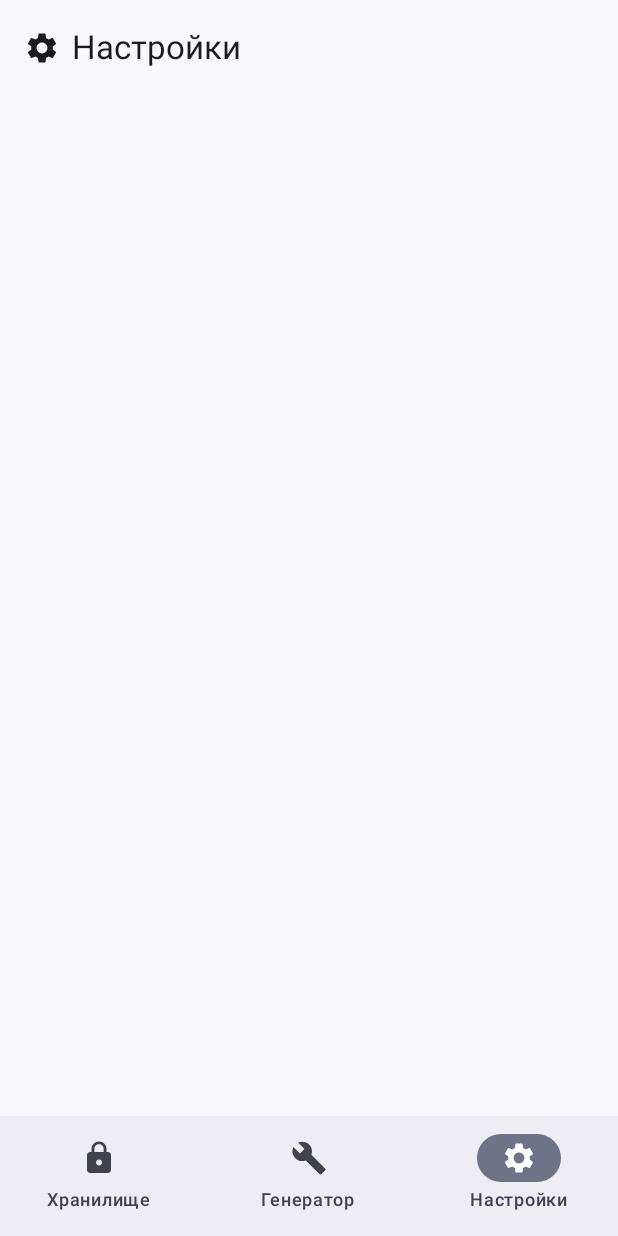
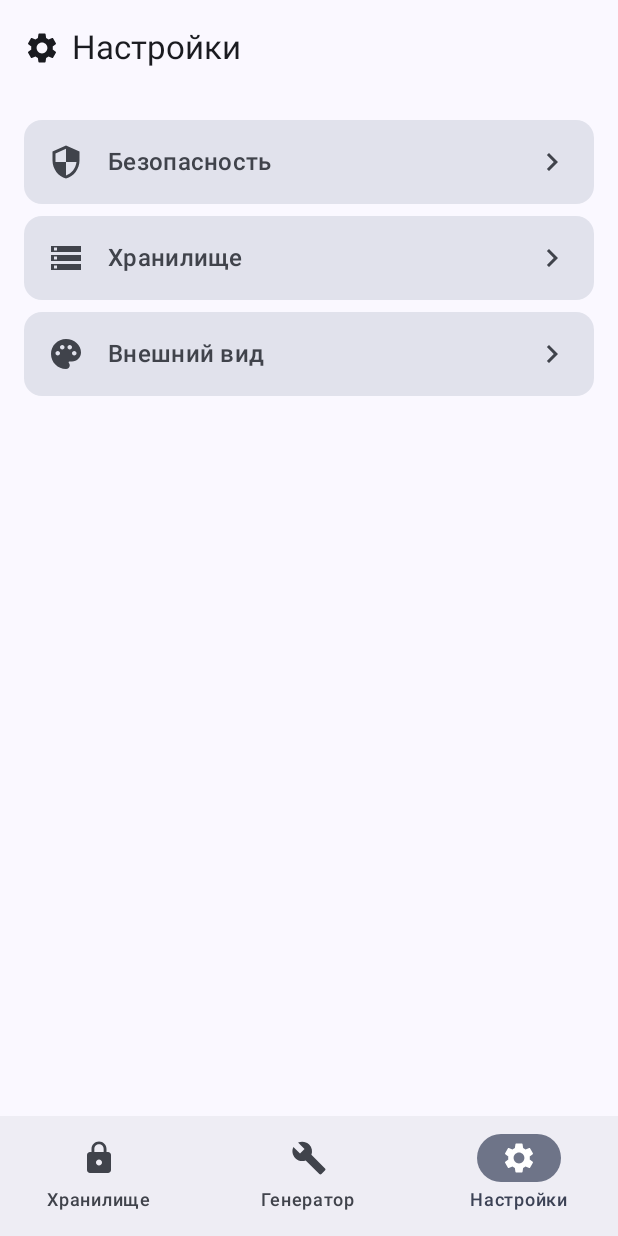
Before and after one commit to canyoufix/Pass, an Android app built with Jetpack Compose: the MainScreen screen opened through its navigation route, item 3 of the bottom bar chosen, on a phone screen of 412 x 824 dp. Run offline under Robolectric (Android 15) with nearby library versions, the phone set to English and light mode, and no system bars; our stand-ins replace Room's generated code; 2 statements that could not run were skipped.

Commit message:
Add nested screens for settings

```diff
--- a/ui/src/main/java/com/canyoufix/ui/components/AppTopBar.kt
+++ b/ui/src/main/java/com/canyoufix/ui/components/AppTopBar.kt
@@ -29,7 +29,8 @@ fun AppTopBar(navController: NavHostController) {
     }
 
 
-    val isNestedScreen = currentRoute in listOf("password", "card", "note")
+    val isNestedScreen = currentRoute in listOf("password", "card", "note",
+        "security_settings", "storage_settings", "appearance_settings")
 
     TopAppBar(
         title = {
--- a/ui/src/main/java/com/canyoufix/ui/navigation/AppNavigation.kt
+++ b/ui/src/main/java/com/canyoufix/ui/navigation/AppNavigation.kt
@@ -15,6 +15,9 @@ import com.canyoufix.data.viewmodel.PasswordViewModel
 import com.canyoufix.ui.screens.menu.GeneratorScreen
 import com.canyoufix.ui.screens.menu.SettingsScreen
 import com.canyoufix.ui.screens.menu.StorageScreen
+import com.canyoufix.ui.screens.settings.AppearanceSettingsScreen
+import com.canyoufix.ui.screens.settings.SecuritySettingsScreen
+import com.canyoufix.ui.screens.settings.StorageSettingsScreen
 import com.canyoufix.ui.screens.storage.CardScreen
 import com.canyoufix.ui.screens.storage.NoteScreen
 import com.canyoufix.ui.screens.storage.PasswordScreen
@@ -48,7 +51,7 @@ fun AppNavigation(navController: NavHostController, padding: PaddingValues) {
         }
 
         composable("settings") {
-            SettingsScreen()
+            SettingsScreen(navController = navController)
         }
 
         // Storage
@@ -72,5 +75,16 @@ fun AppNavigation(navController: NavHostController, padding: PaddingValues) {
                 viewModel = noteViewModel // Передаем тот же экземпляр
             )
         }
+
+        // Settings
+        composable("security_settings") {
+            SecuritySettingsScreen(navController = navController)
+        }
+        composable("storage_settings") {
+            StorageSettingsScreen(navController = navController)
+        }
+        composable("appearance_settings") {
+            AppearanceSettingsScreen(navController = navController)
+        }
     }
 }
--- a/ui/src/main/java/com/canyoufix/ui/screens/menu/SettingsScreen.kt
+++ b/ui/src/main/java/com/canyoufix/ui/screens/menu/SettingsScreen.kt
@@ -1,31 +1,103 @@
 package com.canyoufix.ui.screens.menu
 
+import androidx.compose.foundation.layout.Arrangement
 import androidx.compose.foundation.layout.Column
+import androidx.compose.foundation.layout.Row
 import androidx.compose.foundation.layout.Spacer
 import androidx.compose.foundation.layout.fillMaxSize
+import androidx.compose.foundation.layout.fillMaxWidth
 import androidx.compose.foundation.layout.height
 import androidx.compose.foundation.layout.padding
+import androidx.compose.material.icons.Icons
+import androidx.compose.material.icons.filled.ChevronRight
+import androidx.compose.material.icons.filled.Palette
+import androidx.compose.material.icons.filled.Security
+import androidx.compose.material.icons.filled.Storage
+import androidx.compose.material3.Card
+import androidx.compose.material3.CardDefaults
+import androidx.compose.material3.ExperimentalMaterial3Api
+import androidx.compose.material3.Icon
+import androidx.compose.material3.MaterialTheme
+import androidx.compose.material3.Text
 import androidx.compose.runtime.Composable
 import androidx.compose.ui.Alignment
 import androidx.compose.ui.Modifier
+import androidx.compose.ui.graphics.vector.ImageVector
 import androidx.compose.ui.tooling.preview.Preview
 import androidx.compose.ui.unit.dp
+import androidx.compose.foundation.layout.size
+import androidx.compose.ui.unit.dp
+import androidx.navigation.NavController
 
 @Composable
-fun SettingsScreen() {
+fun SettingsScreen(navController: NavController) {
     Column(
         modifier = Modifier
             .fillMaxSize()
             .padding(16.dp),
         horizontalAlignment = Alignment.CenterHorizontally
     ) {
-        Spacer(modifier = Modifier.height(20.dp))
-        // Здесь добавишь кнопки для входа в категории, например "Логин", "Карта", "Заметка"
+        SettingsCard(
+            title = "Безопасность",
+            icon = Icons.Default.Security,
+            onClick = { navController.navigate("security_settings") }
+        )
+
+        Spacer(modifier = Modifier.height(8.dp))
+
+        SettingsCard(
+            title = "Хранилище",
+            icon = Icons.Default.Storage,
+            onClick = { navController.navigate("storage_settings") }
+        )
+
+        Spacer(modifier = Modifier.height(8.dp))
+
+        SettingsCard(
+            title = "Внешний вид",
+            icon = Icons.Default.Palette,
+            onClick = { navController.navigate("appearance_settings") }
+        )
     }
 }
 
-@Preview
+@OptIn(ExperimentalMaterial3Api::class)
 @Composable
-fun PreviewSettingsScreen() {
-    SettingsScreen()
+fun SettingsCard(
+    title: String,
+    icon: ImageVector,
+    onClick: () -> Unit
+) {
+    Card(
+        modifier = Modifier.fillMaxWidth(),
+        onClick = onClick,
+        colors = CardDefaults.cardColors(
+            containerColor = MaterialTheme.colorScheme.surfaceVariant,
+            contentColor = MaterialTheme.colorScheme.onSurfaceVariant
+        )
+    ) {
+        Row(
+            modifier = Modifier
+                .padding(16.dp)
+                .fillMaxWidth(),
+            verticalAlignment = Alignment.CenterVertically,
+            horizontalArrangement = Arrangement.spacedBy(16.dp)
+        ) {
+            Icon(
+                imageVector = icon,
+                contentDescription = null,
+                modifier = Modifier.size(24.dp)
+            )
+            Text(
+                text = title,
+                style = MaterialTheme.typography.titleMedium,
+                modifier = Modifier.weight(1f)
+            )
+            Icon(
+                imageVector = Icons.Default.ChevronRight,
+                contentDescription = "Перейти",
+                modifier = Modifier.size(24.dp)
+            )
+        }
+    }
 }
```
Also changed, not shown: ui/src/main/java/com/canyoufix/ui/screens/menu/GeneratorScreen.kt (+0 -7 lines), ui/src/main/java/com/canyoufix/ui/screens/settings/AppearanceSettingsScreen.kt (added, +71 -0 lines), ui/src/main/java/com/canyoufix/ui/screens/settings/SecuritySettingsScreen.kt (added, +54 -0 lines), ui/src/main/java/com/canyoufix/ui/screens/settings/StorageSettingsScreen.kt (added, +55 -0 lines).
